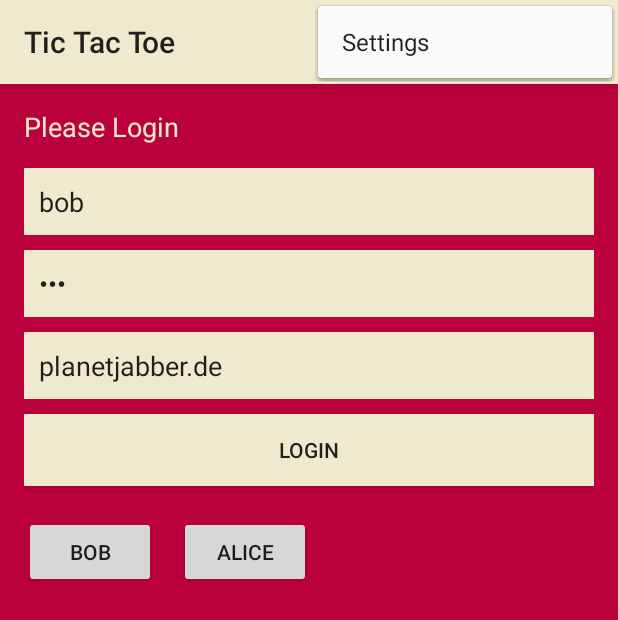
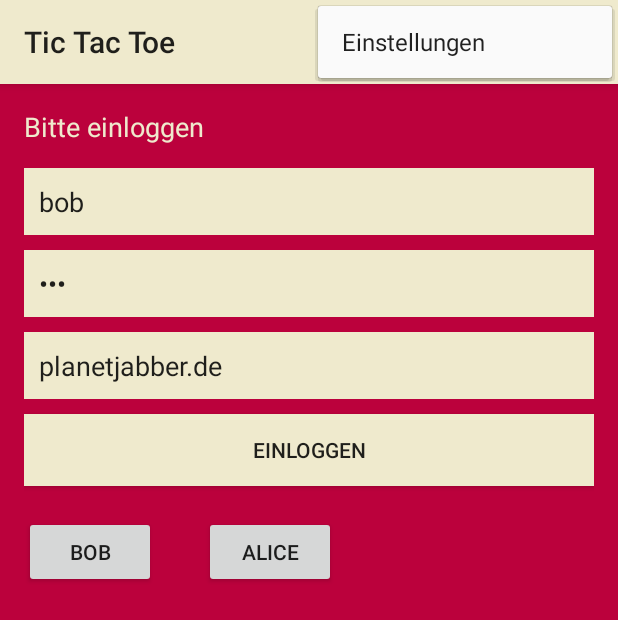
Before and after one commit to 4gray/mmk-xmpp-game, an Android app: the screen it shows after launch (LoginActivity), with the options menu open, on a phone screen of 412 x 824 dp. Shown: the top 620 px of the screen. Run offline under Robolectric (Android 15) with nearby library versions, the phone set to English and light mode, and no system bars; libraries missing offline, so code that uses them is left out: org.jivesoftware.smack.

Commit message:
changes from english to german

```diff
--- a/TicTacToe2/app/src/main/java/com/game/mmk/tictactoe/LoginActivity.java
+++ b/TicTacToe2/app/src/main/java/com/game/mmk/tictactoe/LoginActivity.java
@@ -82,7 +82,7 @@ public class LoginActivity extends ActionBarActivity {
 
         Log.d("isConnected: ", String.valueOf(connection.isConnected()));
         if (connection.isConnected() == true) {
-            Toast.makeText(getApplicationContext(), "Connected!", Toast.LENGTH_LONG).show();
+            Toast.makeText(getApplicationContext(), "Verbunden!", Toast.LENGTH_LONG).show();
             //XMPP.getInstance().changePresence("availabe");
             //go to buddy list activity
             Intent intent = new Intent(this, BuddyListActivity.class);
@@ -90,7 +90,7 @@ public class LoginActivity extends ActionBarActivity {
         }
         else {
             // TODO: show error
-            Toast.makeText(getApplicationContext(), "Connection problem", Toast.LENGTH_LONG).show();
+            Toast.makeText(getApplicationContext(), "Verbindungsproblem!", Toast.LENGTH_LONG).show();
         }
 
         // set presence
@@ -140,14 +140,14 @@ public class LoginActivity extends ActionBarActivity {
 
         Log.d("isConnected: ", String.valueOf(connection.isConnected()));
         if (connection.isConnected() == true) {
-            Toast.makeText(getApplicationContext(), "Connected!", Toast.LENGTH_LONG).show();
+            Toast.makeText(getApplicationContext(), "Verbunden!", Toast.LENGTH_LONG).show();
             XMPP.getInstance().changePresence("availabe");
             //go to buddy list activity
             Intent intent = new Intent(this, BuddyListActivity.class);
             startActivity(intent);
         } else {
             // TODO: show error
-            Toast.makeText(getApplicationContext(), "Connection problem", Toast.LENGTH_LONG).show();
+            Toast.makeText(getApplicationContext(), "Verbindungsproblem!", Toast.LENGTH_LONG).show();
         }
 
     }
--- a/TicTacToe2/app/src/main/java/com/game/mmk/tictactoe/XMPP.java
+++ b/TicTacToe2/app/src/main/java/com/game/mmk/tictactoe/XMPP.java
@@ -159,7 +159,7 @@ public class XMPP {
         }
         */
 
-        presence = new Presence(Presence.Type.available, "Ready for game", 42, Presence.Mode.available);
+        presence = new Presence(Presence.Type.available, "Spielbereit", 42, Presence.Mode.available);
         this.connection.sendPacket(presence);
     }
 
@@ -274,7 +274,7 @@ public class XMPP {
 
         @Override
         protected void onPreExecute() {
-            this.dialog.setMessage("Please wait");
+            this.dialog.setMessage("Bitte warten!");
             this.dialog.show();
         }
 
--- a/TicTacToe2/app/src/main/res/layout/activity_login.xml
+++ b/TicTacToe2/app/src/main/res/layout/activity_login.xml
@@ -11,7 +11,7 @@
         android:layout_width="wrap_content"
         android:layout_height="wrap_content"
         android:textAppearance="?android:attr/textAppearanceMedium"
-        android:text="Please Login"
+        android:text="Bitte einloggen"
         android:id="@+id/textView"
         android:layout_alignParentLeft="true"
         android:layout_alignParentStart="true"
@@ -68,7 +68,7 @@
         android:layout_marginTop="10dp"
         android:layout_width="wrap_content"
         android:layout_height="wrap_content"
-        android:text="Login"
+        android:text="Einloggen"
         android:id="@+id/loginBtn"
         android:layout_below="@+id/serverTxt"
         android:layout_alignParentLeft="true"
--- a/TicTacToe2/app/src/main/res/values/strings.xml
+++ b/TicTacToe2/app/src/main/res/values/strings.xml
@@ -1,10 +1,10 @@
 <resources>
     <string name="app_name">TicTacToe</string>
 
-    <string name="hello_world">Welcome!</string>
-    <string name="action_settings">Settings</string>
-    <string name="title_activity_login">Please Login</string>
-    <string name="title_activity_buddy_list">My Buddy List</string>
+    <string name="hello_world">Willkommen!</string>
+    <string name="action_settings">Einstellungen</string>
+    <string name="title_activity_login">Bitte einloggen</string>
+    <string name="title_activity_buddy_list">Meine Freunde</string>
     <string name="title_app">Tic Tac Toe</string>
     <string name="main_activity_title">Spiel</string>
     <string name="game_area">Spielfeld hier</string>
```
Also changed, not shown: TicTacToe2/app/src/main/java/com/game/mmk/tictactoe/BuddyListActivity.java (+7 -6 lines), TicTacToe2/app/src/main/java/com/game/mmk/tictactoe/MainActivity.java (+9 -8 lines).
